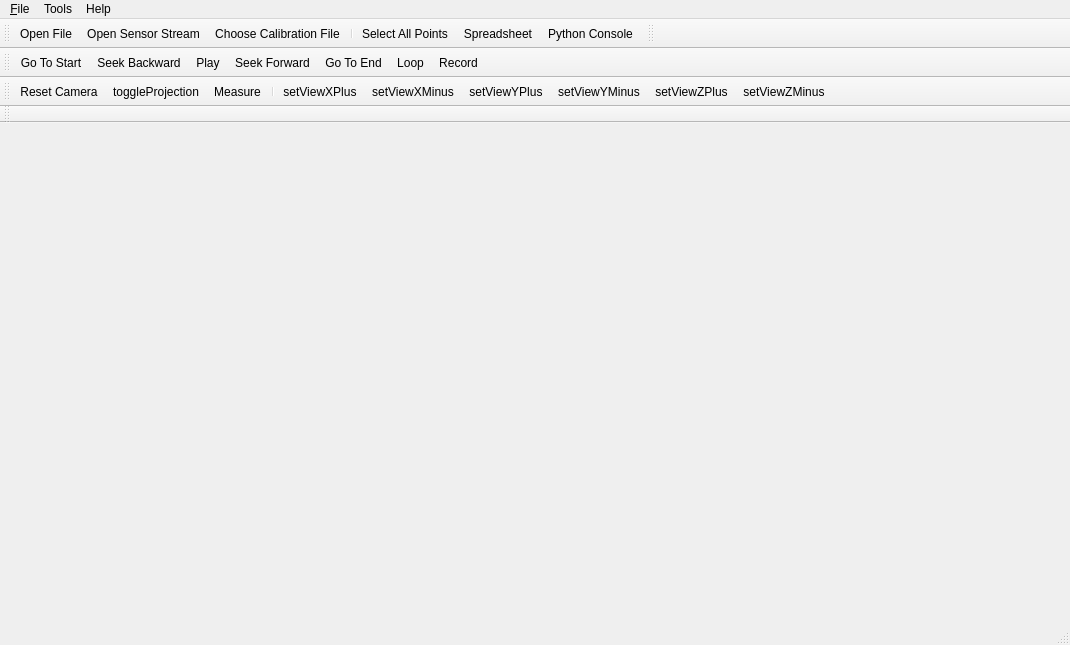
The window that vvMainWindow.ui (Kitware/VeloView) describes before a commit, drawn with Qt 5.
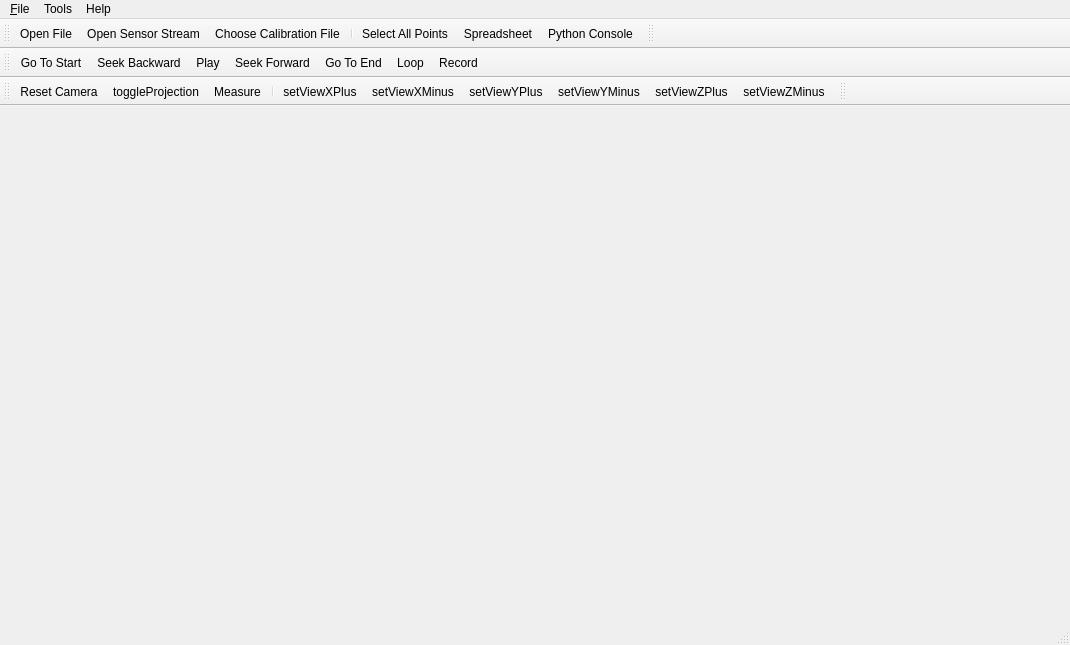
The same window after the commit. Icons and pictures are not drawn. Custom widgets are drawn as their Qt base class.

Commit message: GUI: Update position of trailing frames controls

```diff
--- a/vvMainWindow.ui
+++ b/vvMainWindow.ui
@@ -165,7 +165,7 @@
     <enum>TopToolBarArea</enum>
    </attribute>
    <attribute name="toolBarBreak">
-    <bool>true</bool>
+    <bool>false</bool>
    </attribute>
   </widget>
   <action name="actionE_xit">
```
Left out of the diff: 2 changed lines with no effect on the pictures. The commit also changes 1 other file.
